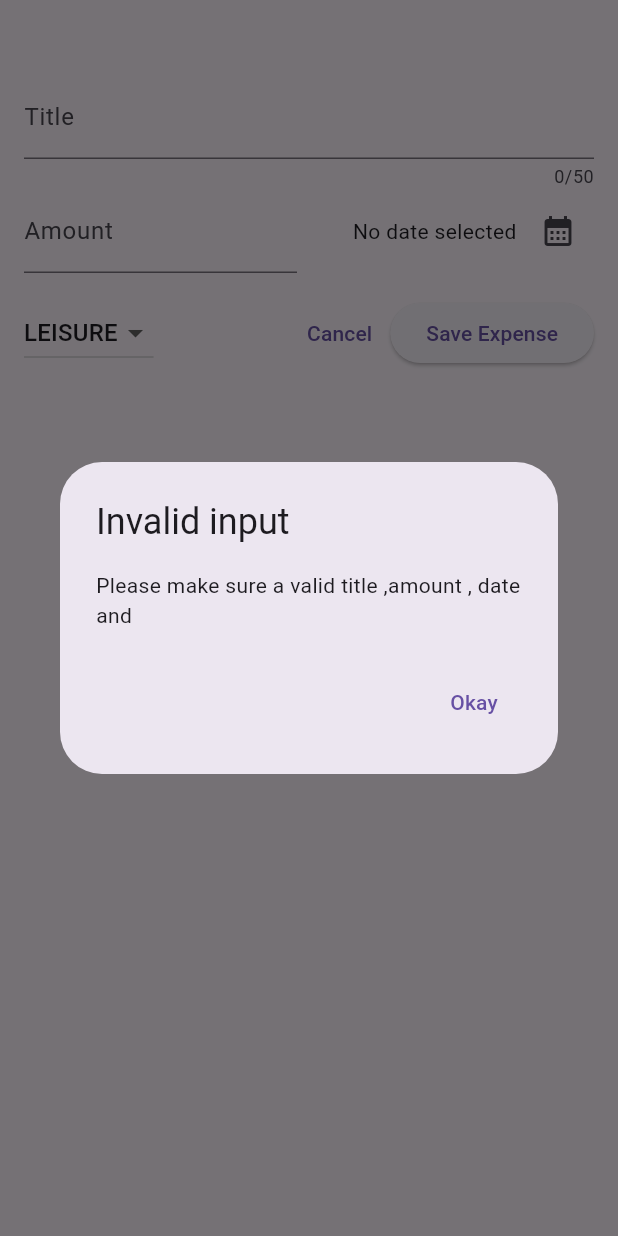
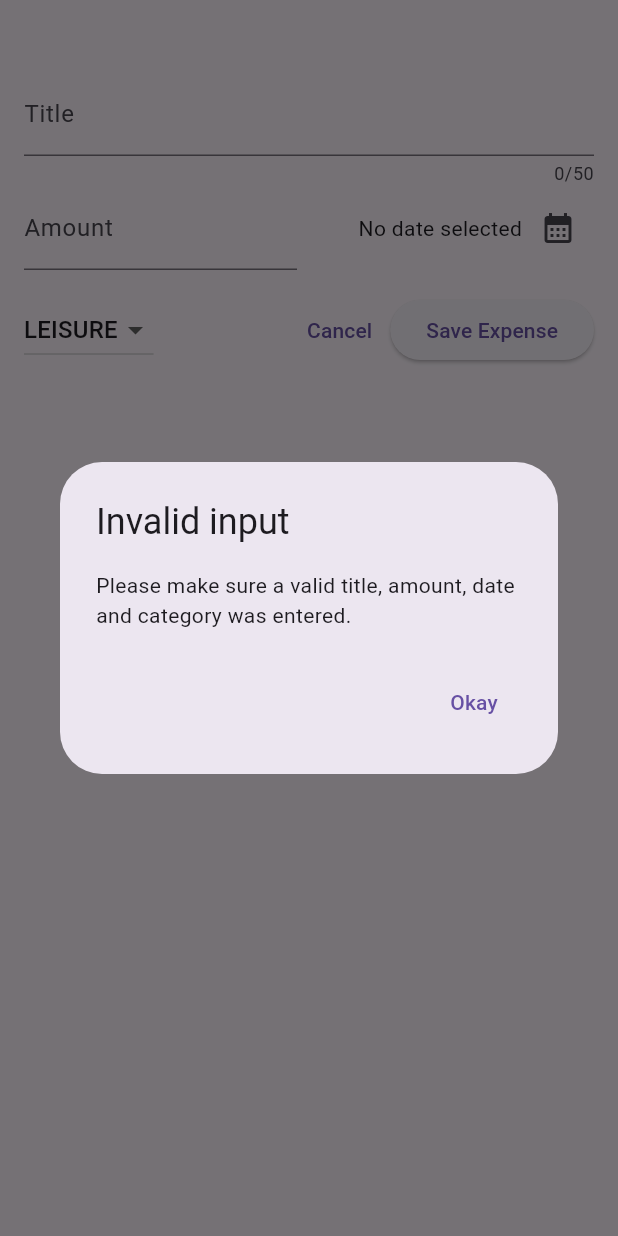
Before and after one commit to purbashis/expense_tracker, a Flutter app: the NewExpense widget shown alone on an empty page, opened directly with empty values, after a tap on "Save Expense", on a phone screen of 412 x 824 dp. Run offline on Flutter 3.47's test engine with Material 2 defaults, Android fonts, the phone set to English and light mode, and no system bars.

```diff
--- a/expense_tracker/lib/widgets/new_expense.dart
+++ b/expense_tracker/lib/widgets/new_expense.dart
@@ -3,7 +3,9 @@ import 'package:flutter/material.dart';
 
 class NewExpense extends StatefulWidget {
   const NewExpense({super.key, required this.onAddExpense});
+
   final void Function(Expense expense) onAddExpense;
+
   @override
   State<NewExpense> createState() {
     return _NewExpenseState();
@@ -23,35 +25,26 @@ class _NewExpenseState extends State<NewExpense> {
       context: context,
       initialDate: now,
       firstDate: firstDate,
-        lastDate: now);
+      lastDate: now,
+    );
     setState(() {
       _selectedDate = pickedDate;
     });
   }
 
-  @override
-  void dispose() {
-    _titleController.dispose();
-    _amountController.dispose();
-
-    super.dispose();
-  }
-
   void _submitExpenseData() {
-    final enteredAmount = double.tryParse(
-        _amountController.text); // try Parse ('Hello)=>null ,try Parse('1.12)
+    final enteredAmount = double.tryParse(_amountController
+        .text); // tryParse('Hello') => null, tryParse('1.12') => 1.12
     final amountIsInvalid = enteredAmount == null || enteredAmount <= 0;
-
     if (_titleController.text.trim().isEmpty ||
         amountIsInvalid ||
         _selectedDate == null) {
-      //show an error message
       showDialog(
         context: context,
         builder: (ctx) => AlertDialog(
           title: const Text('Invalid input'),
-          content:
-              const Text('Please make sure a valid title ,amount , date and '),
+          content: const Text(
+              'Please make sure a valid title, amount, date and category was entered.'),
           actions: [
             TextButton(
               onPressed: () {
@@ -64,24 +57,29 @@ class _NewExpenseState extends State<NewExpense> {
       );
       return;
     }
-    //....
 
     widget.onAddExpense(
       Expense(
         title: _titleController.text,
         amount: enteredAmount,
         date: _selectedDate!,
-          category: _selectedCategory),
+        category: _selectedCategory,
+      ),
     );
-
     Navigator.pop(context);
   }
 
   @override
+  void dispose() {
+    _titleController.dispose();
+    _amountController.dispose();
+    super.dispose();
+  }
 
+  @override
   Widget build(BuildContext context) {
     return Padding(
-      padding: const EdgeInsets.fromLTRB(16,50,16,16),
+      padding: const EdgeInsets.fromLTRB(16, 48, 16, 16),
       child: Column(
         children: [
           TextField(
@@ -103,9 +101,7 @@ class _NewExpenseState extends State<NewExpense> {
                   ),
                 ),
               ),
-              const SizedBox(
-                width: 16,
-              ),
+              const SizedBox(width: 16),
               Expanded(
                 child: Row(
                   mainAxisAlignment: MainAxisAlignment.end,
@@ -113,22 +109,21 @@ class _NewExpenseState extends State<NewExpense> {
                   children: [
                     Text(
                       _selectedDate == null
-                          ? 'No date selected '
+                          ? 'No date selected'
                           : formatter.format(_selectedDate!),
                     ),
                     IconButton(
                       onPressed: _presentDatePicker,
                       icon: const Icon(
                         Icons.calendar_month,
-                        ))
+                      ),
+                    ),
                   ],
                 ),
-              )
+              ),
             ],
           ),
-          const SizedBox(
-            height: 16,
-          ),
+          const SizedBox(height: 16),
           Row(
             children: [
               DropdownButton(
@@ -150,7 +145,8 @@ class _NewExpenseState extends State<NewExpense> {
                   setState(() {
                     _selectedCategory = value;
                   });
-                  }),
+                },
+              ),
               const Spacer(),
               TextButton(
                 onPressed: () {
@@ -163,7 +159,7 @@ class _NewExpenseState extends State<NewExpense> {
                 child: const Text('Save Expense'),
               ),
             ],
-          )
+          ),
         ],
       ),
     );
```
Also changed, not shown: expense_tracker/lib/widgets/expenses.dart (+23 -6 lines). Lines whose indentation alone changed are shown as unchanged.
